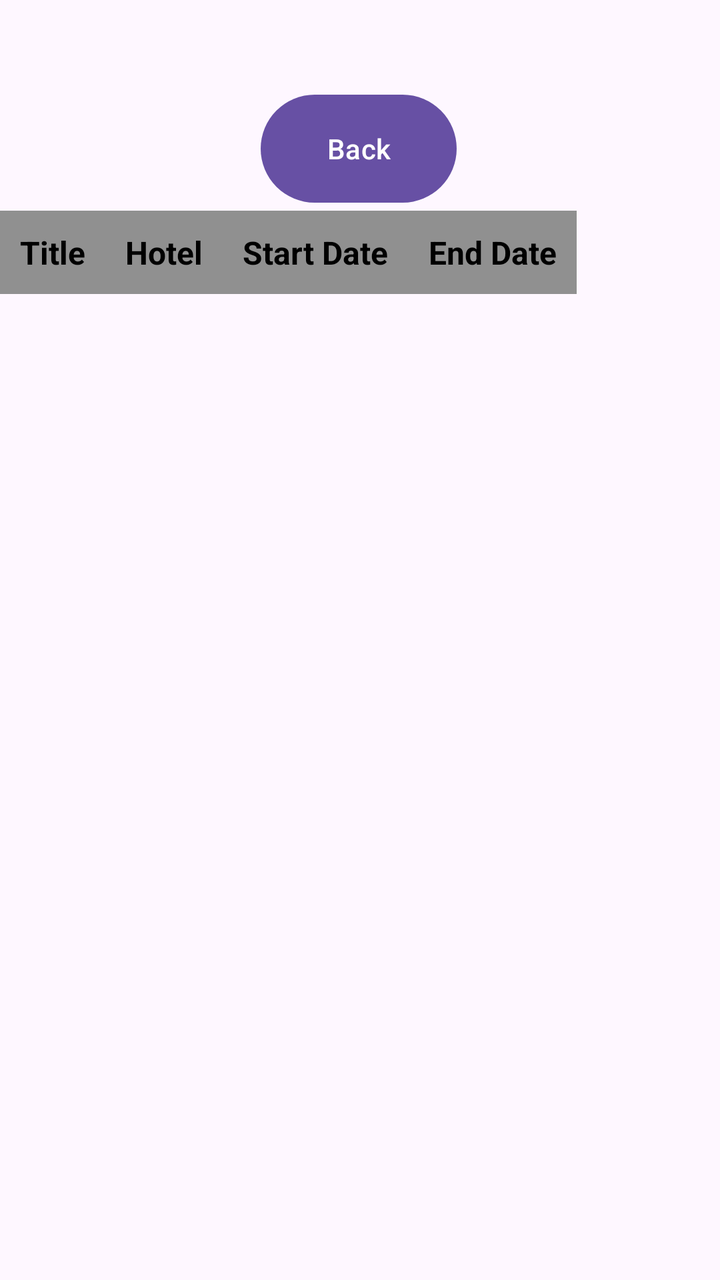
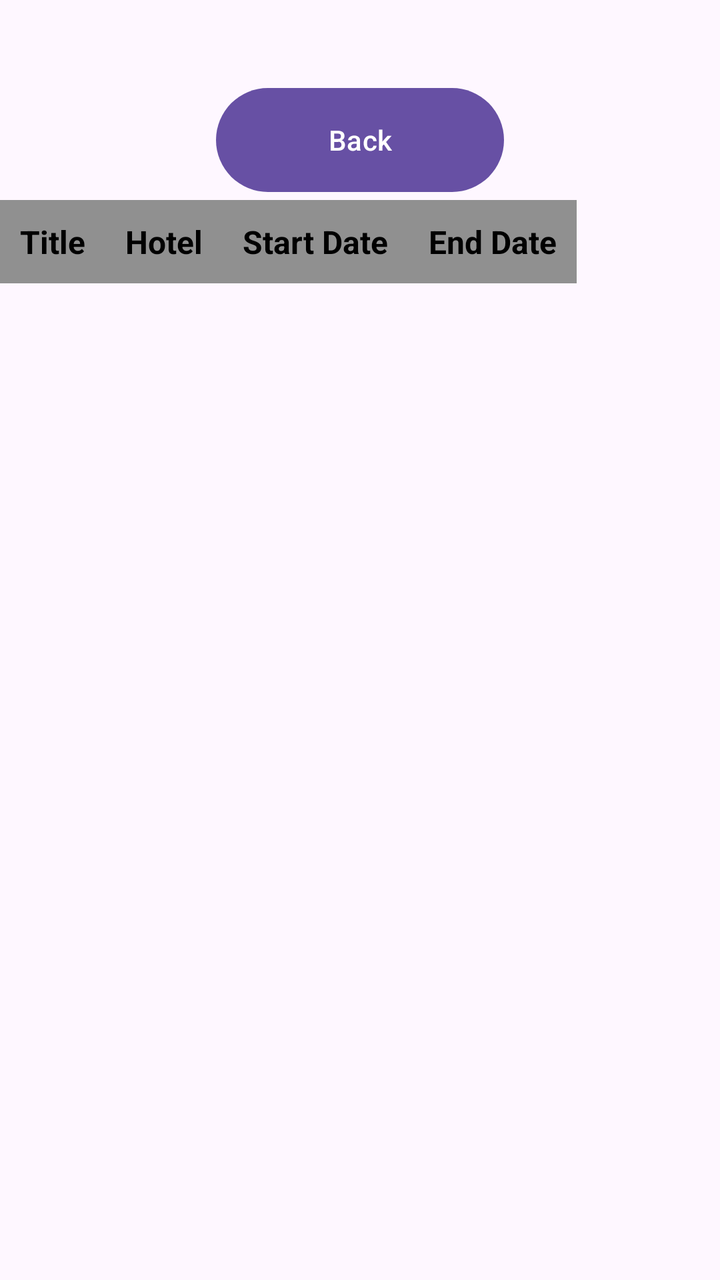

Screens rendered from an Android XML layout before and after an edit, with the pre-edit source and the edit as a unified diff.
<!-- AndroidManifest.xml: application theme Theme.D308VacationPlanner -->
<!-- res/layout/report.xml -->
<?xml version="1.0" encoding="utf-8"?>
<androidx.constraintlayout.widget.ConstraintLayout xmlns:android="http://schemas.android.com/apk/res/android"
    xmlns:app="http://schemas.android.com/apk/res-auto"
    xmlns:tools="http://schemas.android.com/tools"
    android:id="@+id/main"
    android:layout_width="match_parent"
    android:layout_height="match_parent"
    tools:context=".UI.ReportActivity">


    <Button
        android:id="@+id/backButton"
        android:layout_width="98dp"
        android:layout_height="62dp"
        android:text="Back"
        app:layout_constraintBottom_toBottomOf="parent"
        app:layout_constraintEnd_toEndOf="parent"
        app:layout_constraintHorizontal_bias="0.498"
        app:layout_constraintStart_toStartOf="parent"
        app:layout_constraintTop_toTopOf="parent"
        app:layout_constraintVertical_bias="0.075" />

    <ScrollView
        android:id="@+id/scrollView1"
        android:layout_width="fill_parent"
        android:layout_height="635dp"
        android:layout_alignParentLeft="true"
        app:layout_constraintBottom_toBottomOf="parent"
        app:layout_constraintEnd_toEndOf="parent"
        app:layout_constraintHorizontal_bias="0.0"
        app:layout_constraintStart_toStartOf="parent"
        app:layout_constraintTop_toBottomOf="@+id/backButton"
        app:layout_constraintVertical_bias="0.0">

        <HorizontalScrollView
            android:id="@+id/hscrll1"
            android:layout_width="fill_parent"
            android:layout_height="match_parent">

                <TableLayout
                    android:id="@+id/reportTable"
                    android:layout_width="match_parent"
                    android:layout_height="match_parent"
                    android:layout_centerHorizontal="true"
                    android:stretchColumns="1,2,3,4">

                    <TableRow>

                        <TextView
                            android:layout_column="1"
                            android:background="#FF909090"
                            android:gravity="center"
                            android:padding="10dp"
                            android:text="Title"
                            android:textColor="#000000"
                            android:textSize="16dp"
                            android:textStyle="bold" />

                        <TextView
                            android:layout_column="2"
                            android:background="#FF909090"
                            android:gravity="center"
                            android:padding="10dp"
                            android:text="Hotel"
                            android:textColor="#000000"
                            android:textSize="16dp"
                            android:textStyle="bold" />

                        <TextView
                            android:layout_column="3"
                            android:background="#FF909090"
                            android:gravity="center"
                            android:padding="10dp"
                            android:text="Start Date"
                            android:textColor="#000000"
                            android:textSize="16dp"
                            android:textStyle="bold" />

                        <TextView
                            android:layout_column="4"
                            android:background="#FF909090"
                            android:gravity="center"
                            android:padding="10dp"
                            android:text="End Date"
                            android:textColor="#000000"
                            android:textSize="16dp"
                            android:textStyle="bold" />
                    </TableRow>

                    <androidx.recyclerview.widget.RecyclerView
                        android:id="@+id/reportRecyclerView"
                        android:layout_width="match_parent"
                        android:layout_height="wrap_content"
                        />
                </TableLayout>
        </HorizontalScrollView>
    </ScrollView>

</androidx.constraintlayout.widget.ConstraintLayout>
<!-- resources referenced by this layout -->
<resources>
  <style name="Theme.D308VacationPlanner" parent="Base.Theme.D308VacationPlanner" />
  <style name="Base.Theme.D308VacationPlanner" parent="Theme.Material3.DayNight">
          
          
      </style>
</resources>

<!-- the commit's change to res/layout/report.xml (unified diff, before → after) -->
@@ -10,27 +10,23 @@
 
     <Button
         android:id="@+id/backButton"
-        android:layout_width="98dp"
-        android:layout_height="62dp"
+        android:layout_width="0dp"
+        android:layout_height="@dimen/button_height"
+        android:layout_marginTop="@dimen/header_margin_top"
         android:text="Back"
-        app:layout_constraintBottom_toBottomOf="parent"
         app:layout_constraintEnd_toEndOf="parent"
-        app:layout_constraintHorizontal_bias="0.498"
         app:layout_constraintStart_toStartOf="parent"
         app:layout_constraintTop_toTopOf="parent"
-        app:layout_constraintVertical_bias="0.075" />
+        app:layout_constraintWidth_percent="0.4" />
 
     <ScrollView
         android:id="@+id/scrollView1"
-        android:layout_width="fill_parent"
-        android:layout_height="635dp"
-        android:layout_alignParentLeft="true"
+        android:layout_width="0dp"
+        android:layout_height="0dp"
         app:layout_constraintBottom_toBottomOf="parent"
         app:layout_constraintEnd_toEndOf="parent"
-        app:layout_constraintHorizontal_bias="0.0"
         app:layout_constraintStart_toStartOf="parent"
-        app:layout_constraintTop_toBottomOf="@+id/backButton"
-        app:layout_constraintVertical_bias="0.0">
+        app:layout_constraintTop_toBottomOf="@+id/backButton">
 
         <HorizontalScrollView
             android:id="@+id/hscrll1"
@@ -53,7 +49,7 @@
                             android:padding="10dp"
                             android:text="Title"
                             android:textColor="#000000"
-                            android:textSize="16dp"
+                            android:textSize="16sp"
                             android:textStyle="bold" />
 
                         <TextView
@@ -63,7 +59,7 @@
                             android:padding="10dp"
                             android:text="Hotel"
                             android:textColor="#000000"
-                            android:textSize="16dp"
+                            android:textSize="16sp"
                             android:textStyle="bold" />
 
                         <TextView
@@ -73,7 +69,7 @@
                             android:padding="10dp"
                             android:text="Start Date"
                             android:textColor="#000000"
-                            android:textSize="16dp"
+                            android:textSize="16sp"
                             android:textStyle="bold" />
 
                         <TextView
@@ -83,7 +79,7 @@
                             android:padding="10dp"
                             android:text="End Date"
                             android:textColor="#000000"
-                            android:textSize="16dp"
+                            android:textSize="16sp"
                             android:textStyle="bold" />
                     </TableRow>
 
<!-- resource entries referenced after the edit -->
@@ -1,5 +1,7 @@
 <!-- resources referenced by this layout -->
 <resources>
+  <dimen name="button_height">60dp</dimen>
+  <dimen name="header_margin_top">40dp</dimen>
   <style name="Theme.D308VacationPlanner" parent="Base.Theme.D308VacationPlanner" />
   <style name="Base.Theme.D308VacationPlanner" parent="Theme.Material3.DayNight">
           
